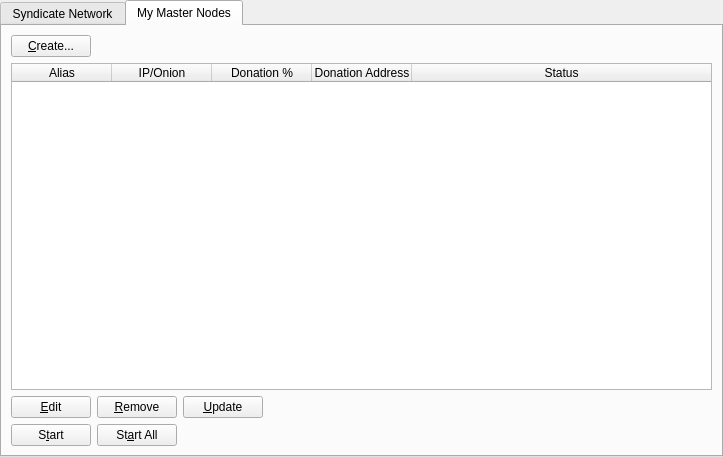
Qt form src/qt/forms/masternodemanager.ui (SyndicateLabs/SyndicateQT) before a commit.
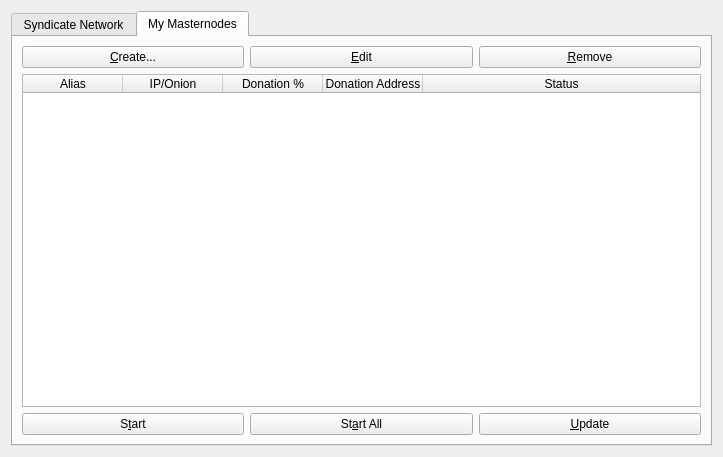
The same form after that commit.

Patch:
```diff
--- a/src/qt/forms/masternodemanager.ui
+++ b/src/qt/forms/masternodemanager.ui
@@ -13,20 +13,8 @@
   <property name="windowTitle">
    <string>Form</string>
   </property>
-  <layout class="QVBoxLayout" name="topLayout">
-   <property name="leftMargin">
-    <number>0</number>
-   </property>
-   <property name="topMargin">
-    <number>0</number>
-   </property>
-   <property name="rightMargin">
-    <number>0</number>
-   </property>
-   <property name="bottomMargin">
-    <number>0</number>
-   </property>
-   <item>
+  <layout class="QGridLayout" name="gridLayout_3">
+   <item row="0" column="0">
     <layout class="QVBoxLayout" name="verticalLayout">
      <property name="bottomMargin">
       <number>0</number>
@@ -128,7 +116,7 @@
        </widget>
        <widget class="QWidget" name="tab_2">
         <attribute name="title">
-         <string>My Master Nodes</string>
+         <string>My Masternodes</string>
         </attribute>
         <layout class="QGridLayout" name="gridLayout_2">
          <item row="0" column="0">
@@ -146,17 +134,18 @@
               </widget>
              </item>
              <item>
-              <spacer name="horizontalSpacer">
-               <property name="orientation">
-                <enum>Qt::Horizontal</enum>
+              <widget class="QPushButton" name="editButton">
+               <property name="text">
+                <string>&amp;Edit</string>
                </property>
-               <property name="sizeHint" stdset="0">
-                <size>
-                 <width>40</width>
-                 <height>20</height>
-                </size>
+              </widget>
+             </item>
+             <item>
+              <widget class="QPushButton" name="removeButton">
+               <property name="text">
+                <string>&amp;Remove</string>
                </property>
-              </spacer>
+              </widget>
              </item>
             </layout>
            </item>
@@ -204,54 +193,6 @@
              </column>
             </widget>
            </item>
-           <item>
-            <layout class="QHBoxLayout" name="horizontalLayout_2">
-             <property name="bottomMargin">
-              <number>0</number>
-             </property>
-             <item>
-              <widget class="QPushButton" name="editButton">
-               <property name="text">
-                <string>&amp;Edit</string>
-               </property>
-              </widget>
-             </item>
-             <item>
-              <widget class="QPushButton" name="removeButton">
-               <property name="text">
-                <string>&amp;Remove</string>
-               </property>
-              </widget>
-             </item>
-             <item>
-              <widget class="QPushButton" name="UpdateButton">
-               <property name="text">
-                <string>&amp;Update</string>
-               </property>
-              </widget>
-             </item>
-             <item>
-              <spacer name="horizontalSpacer_2">
-               <property name="orientation">
-                <enum>Qt::Horizontal</enum>
-               </property>
-               <property name="sizeHint" stdset="0">
-                <size>
-                 <width>40</width>
-                 <height>20</height>
-                </size>
-               </property>
-              </spacer>
-             </item>
-            </layout>
-           </item>
-           <item>
-            <layout class="QHBoxLayout" name="horizontalLayout_4">
-             <property name="bottomMargin">
-              <number>0</number>
-             </property>
-            </layout>
-           </item>
            <item>
             <layout class="QHBoxLayout" name="horizontalLayout_5">
              <property name="bottomMargin">
@@ -272,17 +213,11 @@
               </widget>
              </item>
              <item>
-              <spacer name="horizontalSpacer_5">
-               <property name="orientation">
-                <enum>Qt::Horizontal</enum>
+              <widget class="QPushButton" name="UpdateButton">
+               <property name="text">
+                <string>&amp;Update</string>
                </property>
-               <property name="sizeHint" stdset="0">
-                <size>
-                 <width>40</width>
-                 <height>20</height>
-                </size>
-               </property>
-              </spacer>
+              </widget>
              </item>
             </layout>
            </item>
```
